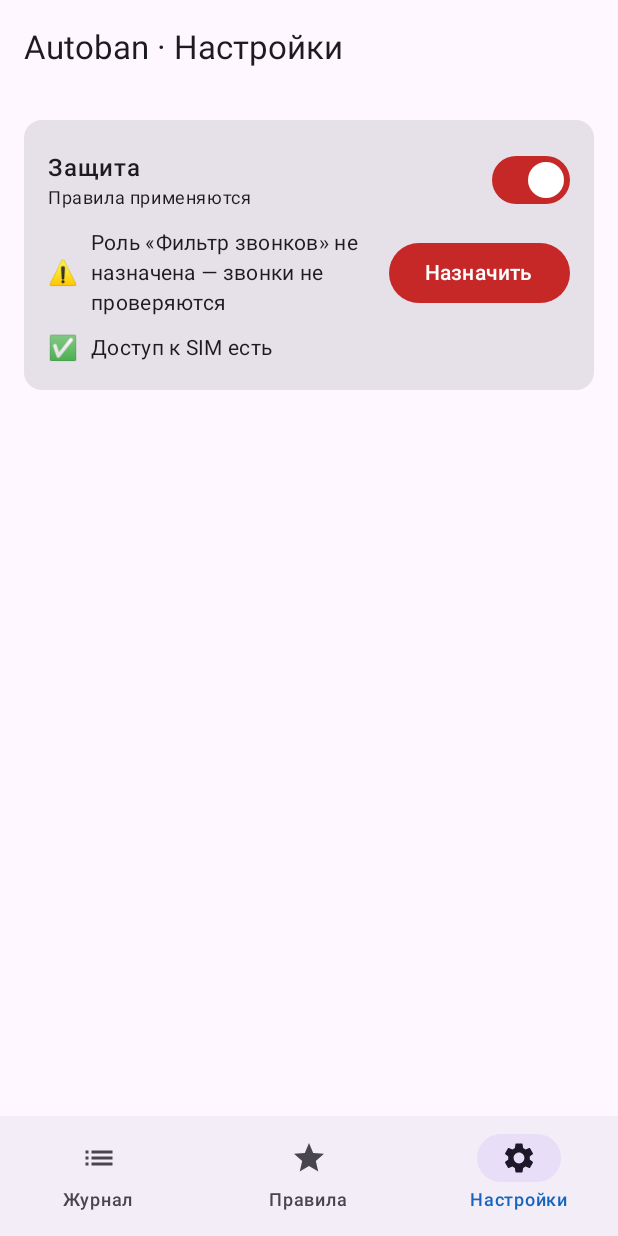
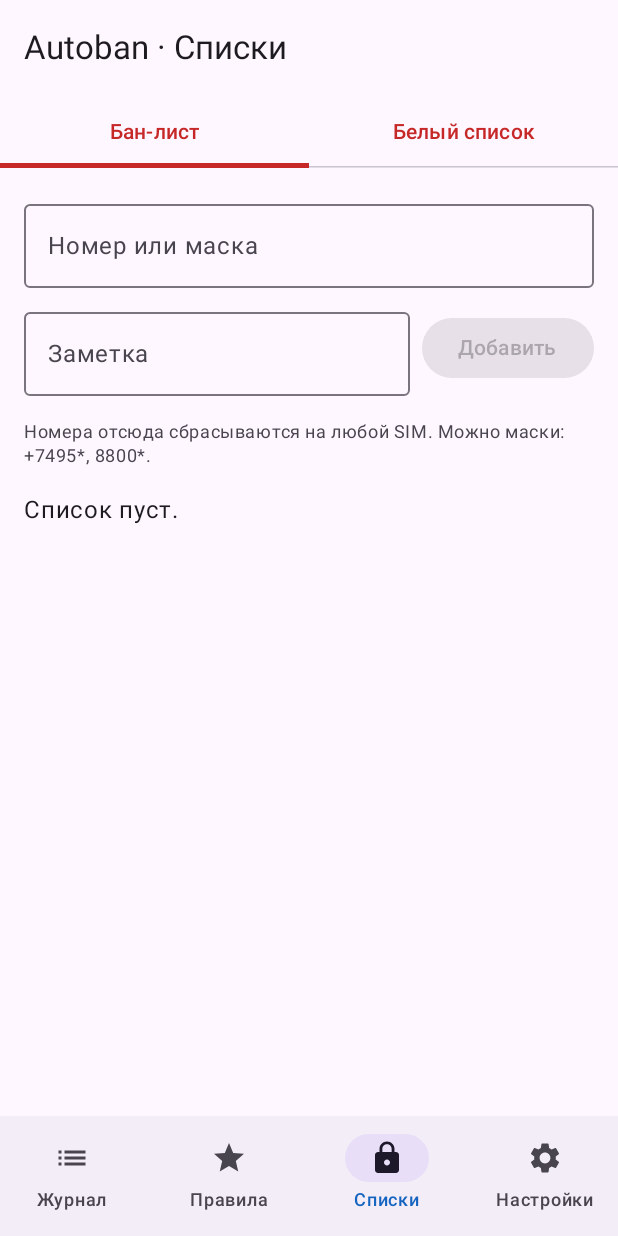
Before and after one commit to BlkDem/autoban, an Android app built with Jetpack Compose: the screen it shows after launch (MainActivity), item 3 of the bottom bar chosen, on a phone screen of 412 x 824 dp. Run offline under Robolectric (Android 15) with nearby library versions, the phone set to English and light mode, and no system bars.

Commit message:
Stage 2: rule editor, block/white lists, rule tester
Co-Authored-By: Claude Opus 5.5 <noreply@anthropic.com>

```diff
--- a/app/src/main/java/com/blkdem/autoban/MainActivity.kt
+++ b/app/src/main/java/com/blkdem/autoban/MainActivity.kt
@@ -17,9 +17,16 @@ import androidx.compose.foundation.rememberScrollState
 import androidx.compose.foundation.verticalScroll
 import androidx.compose.material.icons.Icons
 import androidx.compose.material.icons.automirrored.filled.List
+import androidx.compose.material.icons.filled.Lock
 import androidx.compose.material.icons.filled.Settings
 import androidx.compose.material.icons.filled.Star
+import androidx.compose.foundation.layout.Arrangement
+import androidx.compose.foundation.layout.Row
+import androidx.compose.material3.Button
 import androidx.compose.material3.ExperimentalMaterial3Api
+import androidx.compose.material3.OutlinedButton
+import androidx.compose.ui.unit.dp
+import kotlin.concurrent.thread
 import androidx.compose.material3.Icon
 import androidx.compose.material3.NavigationBar
 import androidx.compose.material3.NavigationBarItem
@@ -41,7 +48,11 @@ import com.blkdem.autoban.data.CallEvent
 import com.blkdem.autoban.ui.AutobanTheme
 import com.blkdem.autoban.ui.EventDialog
 import com.blkdem.autoban.ui.JournalScreen
+import com.blkdem.autoban.rules.Rule
+import com.blkdem.autoban.ui.ListsScreen
+import com.blkdem.autoban.ui.RuleEditor
 import com.blkdem.autoban.ui.RulesScreen
+import com.blkdem.autoban.ui.TesterDialog
 import com.blkdem.autoban.ui.StatusCard
 import com.blkdem.autoban.ui.SystemStatus
 
@@ -83,6 +94,7 @@ class MainActivity : ComponentActivity() {
     private enum class Tab(val title: String, val icon: ImageVector) {
         JOURNAL("Журнал", Icons.AutoMirrored.Filled.List),
         RULES("Правила", Icons.Filled.Star),
+        LISTS("Списки", Icons.Filled.Lock),
         SETTINGS("Настройки", Icons.Filled.Settings),
     }
 
@@ -91,6 +103,8 @@ class MainActivity : ComponentActivity() {
     private fun Root() {
         var tab by rememberSaveable { mutableStateOf(Tab.JOURNAL) }
         var opened by remember { mutableStateOf<CallEvent?>(null) }
+        var editing by remember { mutableStateOf<Rule?>(null) }
+        var tester by remember { mutableStateOf(false) }
         val tick = resumeTick
         val status = remember(tick) { status() }
         val settingsChanges by app.settings.changes.collectAsState()
@@ -119,7 +133,20 @@ class MainActivity : ComponentActivity() {
                         }
                         JournalScreen(app.repository, onOpen = { opened = it })
                     }
-                    Tab.RULES -> RulesScreen(app.repository)
+                    Tab.RULES -> editing?.let { r ->
+                        RuleEditor(
+                            r,
+                            onSave = { thread { app.repository.saveRule(it) }; editing = null },
+                            onDelete = { thread { app.repository.deleteRule(it.id) }; editing = null },
+                            onClose = { editing = null },
+                        )
+                    } ?: RulesScreen(app.repository, onEdit = { editing = it }) {
+                        Row(Modifier.padding(start = 16.dp, end = 16.dp, top = 12.dp), horizontalArrangement = Arrangement.spacedBy(8.dp)) {
+                            Button(onClick = { editing = Rule(name = "", conditions = emptyList()) }) { Text("+ Правило") }
+                            OutlinedButton(onClick = { tester = true }) { Text("Проверить звонок") }
+                        }
+                    }
+                    Tab.LISTS -> ListsScreen(app.repository)
                     Tab.SETTINGS -> Column(Modifier.verticalScroll(rememberScrollState())) {
                         StatusCard(status, protection, ::requestRole,
                             { permRequest.launch(Manifest.permission.READ_PHONE_STATE) },
@@ -129,5 +156,6 @@ class MainActivity : ComponentActivity() {
             }
         }
         opened?.let { EventDialog(it, onDismiss = { opened = null }) }
+        if (tester) TesterDialog(simulate = app.processor::simulate, onDismiss = { tester = false })
     }
 }
--- /dev/null
+++ b/app/src/main/java/com/blkdem/autoban/ui/ListsScreen.kt
@@ -0,0 +1,91 @@
+package com.blkdem.autoban.ui
+
+import androidx.compose.foundation.layout.Arrangement
+import androidx.compose.foundation.layout.Column
+import androidx.compose.foundation.layout.Row
+import androidx.compose.foundation.layout.fillMaxSize
+import androidx.compose.foundation.layout.fillMaxWidth
+import androidx.compose.foundation.layout.padding
+import androidx.compose.foundation.lazy.LazyColumn
+import androidx.compose.foundation.lazy.items
+import androidx.compose.material.icons.Icons
+import androidx.compose.material.icons.filled.Delete
+import androidx.compose.material3.Button
+import androidx.compose.material3.HorizontalDivider
+import androidx.compose.material3.Icon
+import androidx.compose.material3.IconButton
+import androidx.compose.material3.MaterialTheme
+import androidx.compose.material3.OutlinedTextField
+import androidx.compose.material3.Tab
+import androidx.compose.material3.TabRow
+import androidx.compose.material3.Text
+import androidx.compose.runtime.Composable
+import androidx.compose.runtime.collectAsState
+import androidx.compose.runtime.getValue
+import androidx.compose.runtime.mutableStateOf
+import androidx.compose.runtime.remember
+import androidx.compose.runtime.saveable.rememberSaveable
+import androidx.compose.runtime.setValue
+import androidx.compose.ui.Alignment
+import androidx.compose.ui.Modifier
+import androidx.compose.ui.text.font.FontWeight
+import androidx.compose.ui.unit.dp
+import com.blkdem.autoban.data.Repository
+import com.blkdem.autoban.rules.ListEntry
+import com.blkdem.autoban.rules.ListType
+import com.blkdem.autoban.rules.Mask
+import com.blkdem.autoban.rules.PhoneNumbers
+import kotlin.concurrent.thread
+
+@Composable
+fun ListsScreen(repo: Repository) {
+    val changes by repo.changes.collectAsState()
+    var type by rememberSaveable { mutableStateOf(ListType.BLOCK) }
+    val entries = load(changes, type, initial = emptyList<ListEntry>()) { repo.list(type) }
+
+    Column(Modifier.fillMaxSize()) {
+        TabRow(selectedTabIndex = type.ordinal) {
+            Tab(type == ListType.BLOCK, { type = ListType.BLOCK }, text = { Text("Бан-лист") })
+            Tab(type == ListType.WHITE, { type = ListType.WHITE }, text = { Text("Белый список") })
+        }
+        AddEntry(type) { pattern, note -> thread { repo.addToList(type, pattern, note) } }
+        Text(
+            if (type == ListType.BLOCK) "Номера отсюда сбрасываются на любой SIM. Можно маски: +7495*, 8800*."
+            else "Номера отсюда всегда пропускаются — проверяются раньше всех правил.",
+            style = MaterialTheme.typography.bodySmall, color = MaterialTheme.colorScheme.onSurfaceVariant,
+            modifier = Modifier.padding(horizontal = 16.dp),
+        )
+        if (entries.isEmpty()) Text("Список пуст.", modifier = Modifier.padding(16.dp))
+        LazyColumn(Modifier.fillMaxSize()) {
+            items(entries, key = { it.id }) { e ->
+                Row(Modifier.fillMaxWidth().padding(start = 16.dp, top = 6.dp, bottom = 6.dp), verticalAlignment = Alignment.CenterVertically) {
+                    Column(Modifier.weight(1f)) {
+                        Text(if (e.pattern.startsWith("+")) PhoneNumbers.pretty(e.pattern) else e.pattern, fontWeight = FontWeight.SemiBold)
+                        Text(
+                            listOfNotNull(fmtShort(e.createdAt), e.ruleName, e.note).joinToString(" · "),
+                            style = MaterialTheme.typography.bodySmall, color = MaterialTheme.colorScheme.onSurfaceVariant,
+                        )
+                    }
+                    IconButton(onClick = { thread { repo.removeFromList(e.id) } }) { Icon(Icons.Filled.Delete, contentDescription = "Удалить") }
+                }
+                HorizontalDivider()
+            }
+        }
+    }
+}
+
+@Composable
+private fun AddEntry(type: ListType, onAdd: (String, String?) -> Unit) {
+    var pattern by remember(type) { mutableStateOf("") }
+    var note by remember(type) { mutableStateOf("") }
+    val isMask = pattern.contains('*') || pattern.contains('?') || pattern.startsWith(Mask.REGEX_PREFIX)
+    val value = if (isMask) pattern.trim() else PhoneNumbers.normalize(pattern)
+    val ok = value != null && (!isMask || Mask.forNumber(value).isValid)
+    Column(Modifier.padding(16.dp), verticalArrangement = Arrangement.spacedBy(8.dp)) {
+        OutlinedTextField(pattern, { pattern = it }, label = { Text("Номер или маска") }, singleLine = true, modifier = Modifier.fillMaxWidth())
+        Row(verticalAlignment = Alignment.CenterVertically, horizontalArrangement = Arrangement.spacedBy(8.dp)) {
+            OutlinedTextField(note, { note = it }, label = { Text("Заметка") }, singleLine = true, modifier = Modifier.weight(1f))
+            Button(enabled = ok, onClick = { onAdd(value!!, note.ifBlank { null }); pattern = ""; note = "" }) { Text("Добавить") }
+        }
+    }
+}
```
Also changed, not shown: app/src/main/java/com/blkdem/autoban/ui/RuleEditor.kt (added, +257 -0 lines), app/src/main/java/com/blkdem/autoban/ui/TesterDialog.kt (added, +77 -0 lines), 2 other files.
